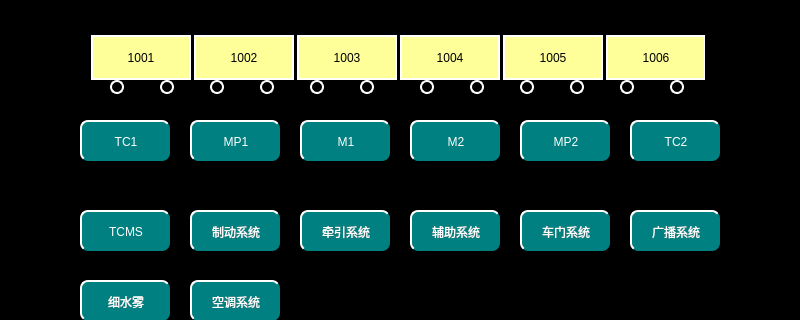
Above: maintaincefaultquerypage.ui from mayue-crrc/ShenyangMetro9DB before the change; both pictures show x 120 to 920 and y 0 to 320 of the 1024 by 686 pixel window. Below: the same form after it.
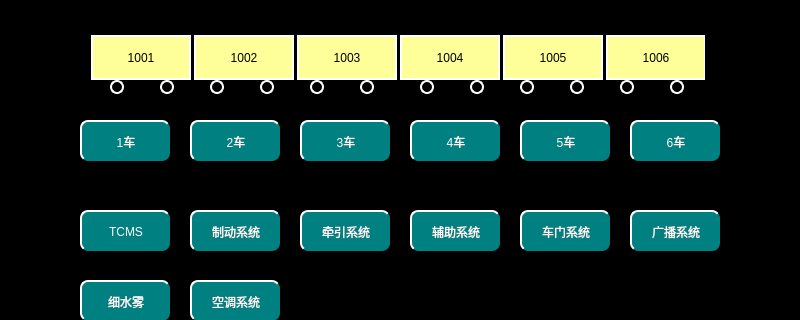
That is the form after the change. Icons and pictures are not drawn.

What changed in the file:
```diff
--- a/maintaincefaultquerypage.ui
+++ b/maintaincefaultquerypage.ui
@@ -47,7 +47,7 @@
     <enum>Qt::NoFocus</enum>
    </property>
    <property name="text">
-    <string>TC1</string>
+    <string>1车</string>
    </property>
   </widget>
   <widget class="QLabel" name="label">
@@ -79,7 +79,7 @@
     <enum>Qt::NoFocus</enum>
    </property>
    <property name="text">
-    <string>MP1</string>
+    <string>2车</string>
    </property>
   </widget>
   <widget class="QPushButton" name="M1">
@@ -95,7 +95,7 @@
     <enum>Qt::NoFocus</enum>
    </property>
    <property name="text">
-    <string>M1</string>
+    <string>3车</string>
    </property>
   </widget>
   <widget class="QPushButton" name="M2">
@@ -111,7 +111,7 @@
     <enum>Qt::NoFocus</enum>
    </property>
    <property name="text">
-    <string>M2</string>
+    <string>4车</string>
    </property>
   </widget>
   <widget class="QPushButton" name="MP2">
@@ -127,7 +127,7 @@
     <enum>Qt::NoFocus</enum>
    </property>
    <property name="text">
-    <string>MP2</string>
+    <string>5车</string>
    </property>
   </widget>
   <widget class="QPushButton" name="TC2">
@@ -143,7 +143,7 @@
     <enum>Qt::NoFocus</enum>
    </property>
    <property name="text">
-    <string>TC2</string>
+    <string>6车</string>
    </property>
   </widget>
   <widget class="QLabel" name="label_2">
```
